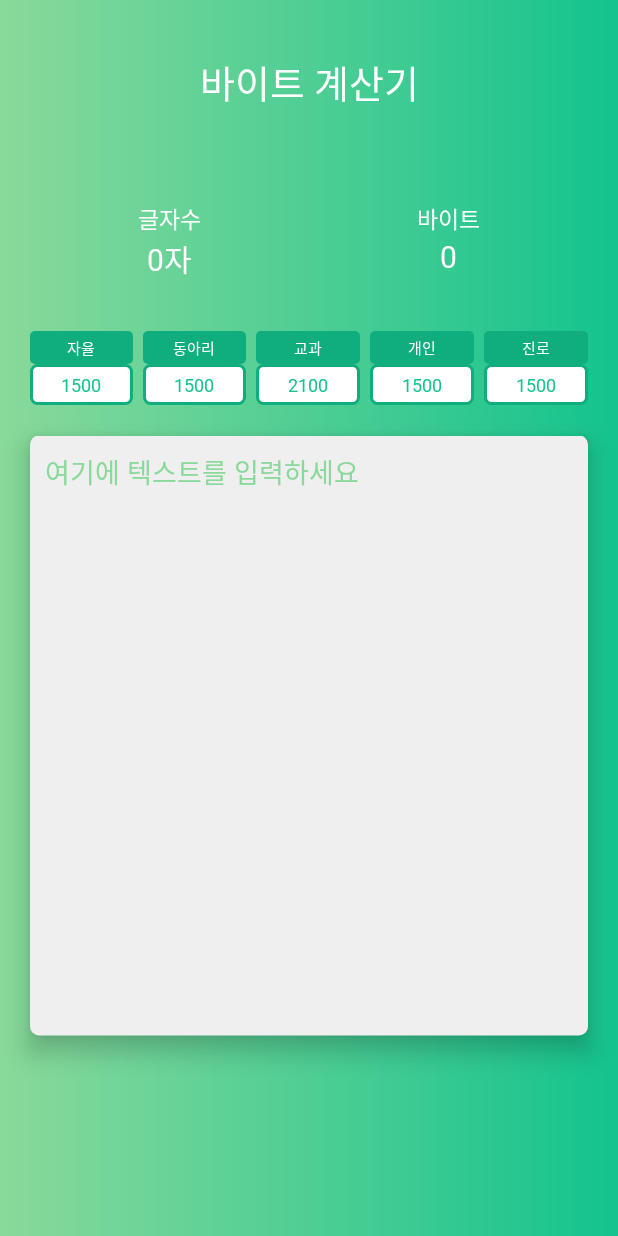
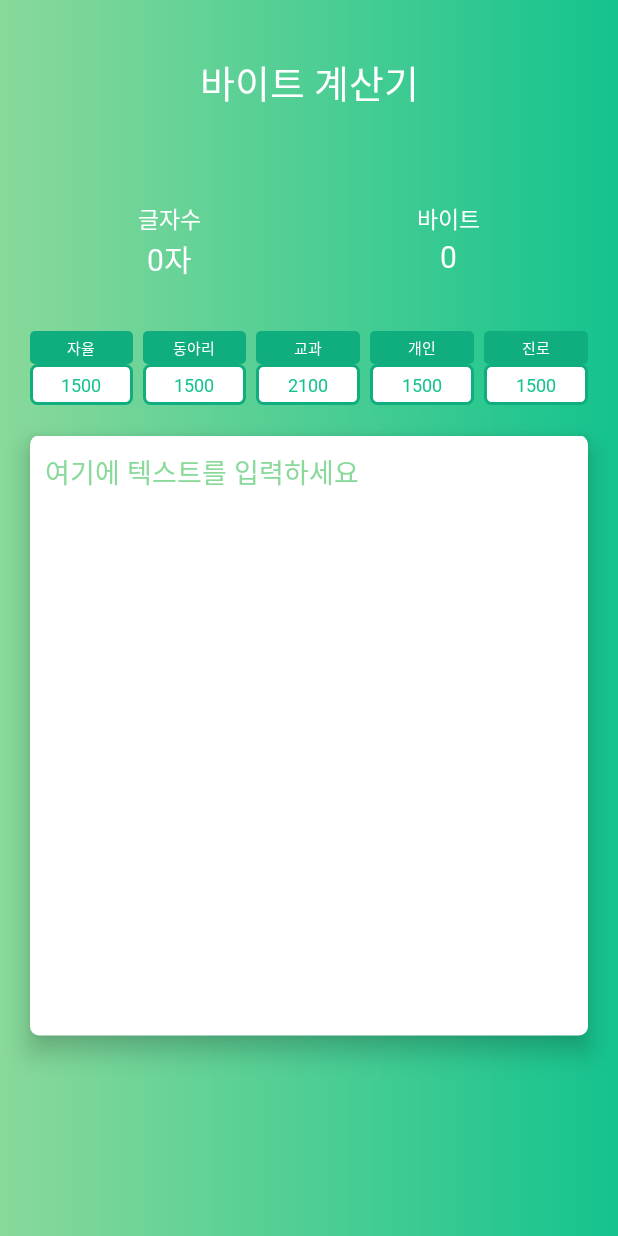
Before and after one commit to jaknndiius/SchoolApp, an Android app: the layout fragment_bite_calculator.xml on its own in the app's theme, with its tools: preview values and no code run, on a phone screen of 412 x 824 dp. Run offline under Robolectric (Android 15) with nearby library versions, the phone set to English and light mode, and no system bars.

Commit message:
6/7 set focused edittext's color

```diff
--- /dev/null
+++ b/app/src/main/res/drawable/edittext_background_focused.xml
@@ -0,0 +1,7 @@
+<?xml version="1.0" encoding="utf-8"?>
+<shape xmlns:android="http://schemas.android.com/apk/res/android">
+
+    <solid android:color="@color/white" />
+    <corners android:radius="6dp" />
+
+</shape>
--- /dev/null
+++ b/app/src/main/res/drawable/edittext_background_selector.xml
@@ -0,0 +1,5 @@
+<?xml version="1.0" encoding="utf-8"?>
+<selector xmlns:android="http://schemas.android.com/apk/res/android">
+    <item android:drawable="@drawable/edittext_background_focused" android:state_focused="true"/>
+    <item android:drawable="@drawable/edittext_background" android:state_focused="false"/>
+</selector>
--- a/app/src/main/res/layout/fragment_bite_calculator.xml
+++ b/app/src/main/res/layout/fragment_bite_calculator.xml
@@ -243,7 +243,7 @@
         android:layout_width="match_parent"
         android:layout_height="400dp"
         android:layout_margin="20dp"
-        android:background="@drawable/edittext_background"
+        android:background="@drawable/edittext_background_selector"
         android:gravity="start|top"
         android:hint="여기에 텍스트를 입력하세요"
         android:inputType="textMultiLine"
```
